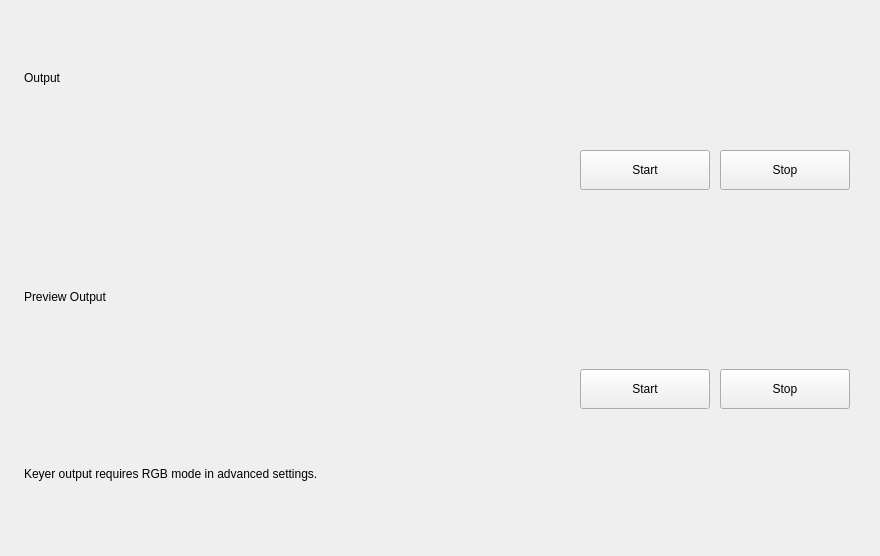
naver/prism-live-studio, file src/prism/main/frontend-plugins/decklink-output-ui/forms/output.ui: the form before one commit.
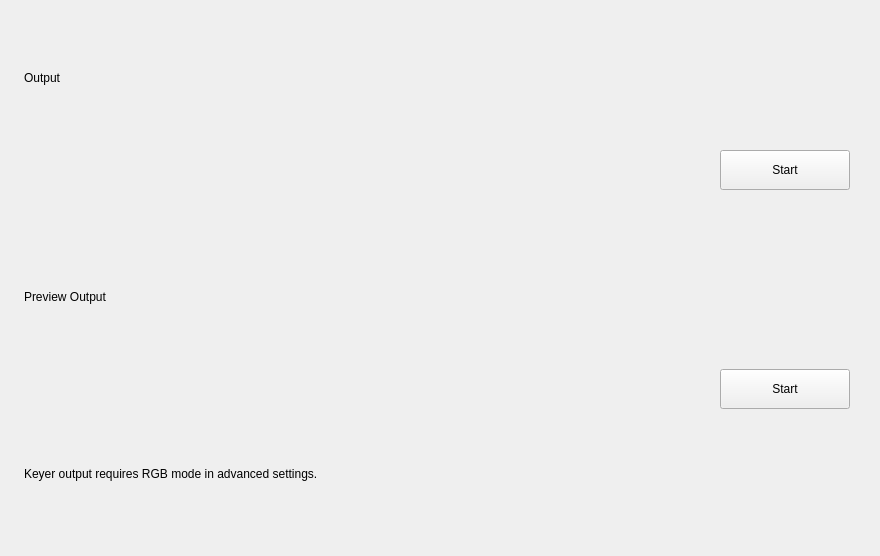
The form after the commit.

Diff of the .ui file:
```diff
--- a/src/prism/main/frontend-plugins/decklink-output-ui/forms/output.ui
+++ b/src/prism/main/frontend-plugins/decklink-output-ui/forms/output.ui
@@ -92,19 +92,6 @@
        </property>
       </widget>
      </item>
-     <item>
-      <widget class="QPushButton" name="stopOutput">
-       <property name="minimumSize">
-        <size>
-         <width>130</width>
-         <height>40</height>
-        </size>
-       </property>
-       <property name="text">
-        <string>Stop</string>
-       </property>
-      </widget>
-     </item>
     </layout>
    </item>
    <item>
@@ -158,19 +145,6 @@
        </property>
       </widget>
      </item>
-     <item>
-      <widget class="QPushButton" name="stopPreviewOutput">
-       <property name="minimumSize">
-        <size>
-         <width>130</width>
-         <height>40</height>
-        </size>
-       </property>
-       <property name="text">
-        <string>Stop</string>
-       </property>
-      </widget>
-     </item>
     </layout>
    </item>
    <item>
```
Left out of the diff: 4 changed lines with no effect on the pictures.
